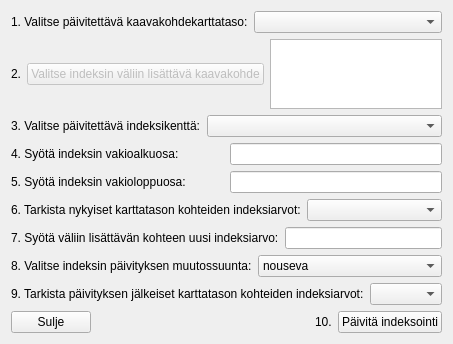
The window that yleiskaava_dialog_update_indexing_of_features.ui (ernoma/yleiskaava) describes before a commit, drawn with Qt 5.
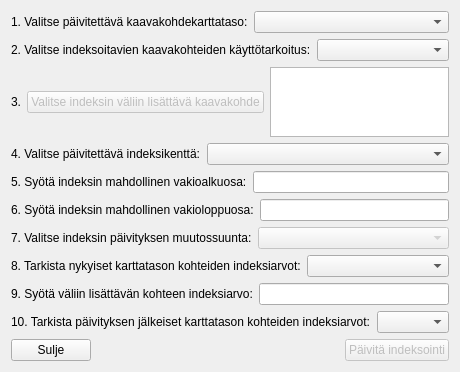
The same window after the commit.

Diff of the .ui file:
```diff
--- a/yleiskaava_dialog_update_indexing_of_features.ui
+++ b/yleiskaava_dialog_update_indexing_of_features.ui
@@ -35,12 +35,26 @@
      </item>
     </layout>
    </item>
+   <item>
+    <layout class="QHBoxLayout" name="horizontalLayout_11">
+     <item>
+      <widget class="QLabel" name="label_11">
+       <property name="text">
+        <string>2. Valitse indeksoitavien kaavakohteiden käyttötarkoitus:</string>
+       </property>
+      </widget>
+     </item>
+     <item>
+      <widget class="QComboBox" name="comboBoxChooseLandUseClassification"/>
+     </item>
+    </layout>
+   </item>
    <item>
     <layout class="QHBoxLayout" name="horizontalLayout_10">
      <item>
       <widget class="QLabel" name="label_10">
        <property name="text">
-        <string>2.</string>
+        <string>3.</string>
        </property>
       </widget>
      </item>
@@ -64,7 +78,7 @@
      <item>
       <widget class="QLabel" name="label_2">
        <property name="text">
-        <string>3. Valitse päivitettävä indeksikenttä:</string>
+        <string>4. Valitse päivitettävä indeksikenttä:</string>
        </property>
       </widget>
      </item>
@@ -85,7 +99,7 @@
      <item>
       <widget class="QLabel" name="label_3">
        <property name="text">
-        <string>4. Syötä indeksin vakioalkuosa:</string>
+        <string>5. Syötä indeksin mahdollinen vakioalkuosa:</string>
        </property>
       </widget>
      </item>
@@ -106,7 +120,7 @@
      <item>
       <widget class="QLabel" name="label_5">
        <property name="text">
-        <string>5. Syötä indeksin vakioloppuosa:</string>
+        <string>6. Syötä indeksin mahdollinen vakioloppuosa:</string>
        </property>
       </widget>
      </item>
@@ -122,12 +136,30 @@
      </item>
     </layout>
    </item>
+   <item>
+    <layout class="QHBoxLayout" name="horizontalLayout_5">
+     <item>
+      <widget class="QLabel" name="label_6">
+       <property name="text">
+        <string>7. Valitse indeksin päivityksen muutossuunta:</string>
+       </property>
+      </widget>
+     </item>
+     <item>
+      <widget class="QComboBox" name="comboBoxIndexDirection">
+       <property name="enabled">
+        <bool>false</bool>
+       </property>
+      </widget>
+     </item>
+    </layout>
+   </item>
    <item>
     <layout class="QHBoxLayout" name="horizontalLayout_8">
      <item>
       <widget class="QLabel" name="label_7">
        <property name="text">
-        <string>6. Tarkista nykyiset karttatason kohteiden indeksiarvot:</string>
+        <string>8. Tarkista nykyiset karttatason kohteiden indeksiarvot:</string>
        </property>
       </widget>
      </item>
@@ -141,7 +173,7 @@
      <item>
       <widget class="QLabel" name="label_4">
        <property name="text">
-        <string>7. Syötä väliin lisättävän kohteen uusi indeksiarvo:</string>
+        <string>9. Syötä väliin lisättävän kohteen indeksiarvo:</string>
        </property>
       </widget>
      </item>
@@ -157,37 +189,12 @@
      </item>
     </layout>
    </item>
-   <item>
-    <layout class="QHBoxLayout" name="horizontalLayout_5">
-     <item>
-      <widget class="QLabel" name="label_6">
-       <property name="text">
-        <string>8. Valitse indeksin päivityksen muutossuunta:</string>
-       </property>
-      </widget>
-     </item>
-     <item>
-      <widget class="QComboBox" name="comboBoxIndexDirection">
-       <item>
-        <property name="text">
-         <string>nouseva</string>
-        </property>
-       </item>
-       <item>
-        <property name="text">
-         <string>laskeva</string>
-        </property>
-       </item>
-      </widget>
-     </item>
-    </layout>
-   </item>
    <item>
     <layout class="QHBoxLayout" name="horizontalLayout_9">
      <item>
       <widget class="QLabel" name="label_8">
        <property name="text">
-        <string>9. Tarkista päivityksen jälkeiset karttatason kohteiden indeksiarvot:</string>
+        <string>10. Tarkista päivityksen jälkeiset karttatason kohteiden indeksiarvot:</string>
        </property>
       </widget>
      </item>
@@ -218,15 +225,11 @@
        </property>
       </spacer>
      </item>
-     <item>
-      <widget class="QLabel" name="label_9">
-       <property name="text">
-        <string>10.</string>
-       </property>
-      </widget>
-     </item>
      <item>
       <widget class="QPushButton" name="pushButtonUpdate">
+       <property name="enabled">
+        <bool>false</bool>
+       </property>
        <property name="text">
         <string>Päivitä indeksointi</string>
        </property>
```
